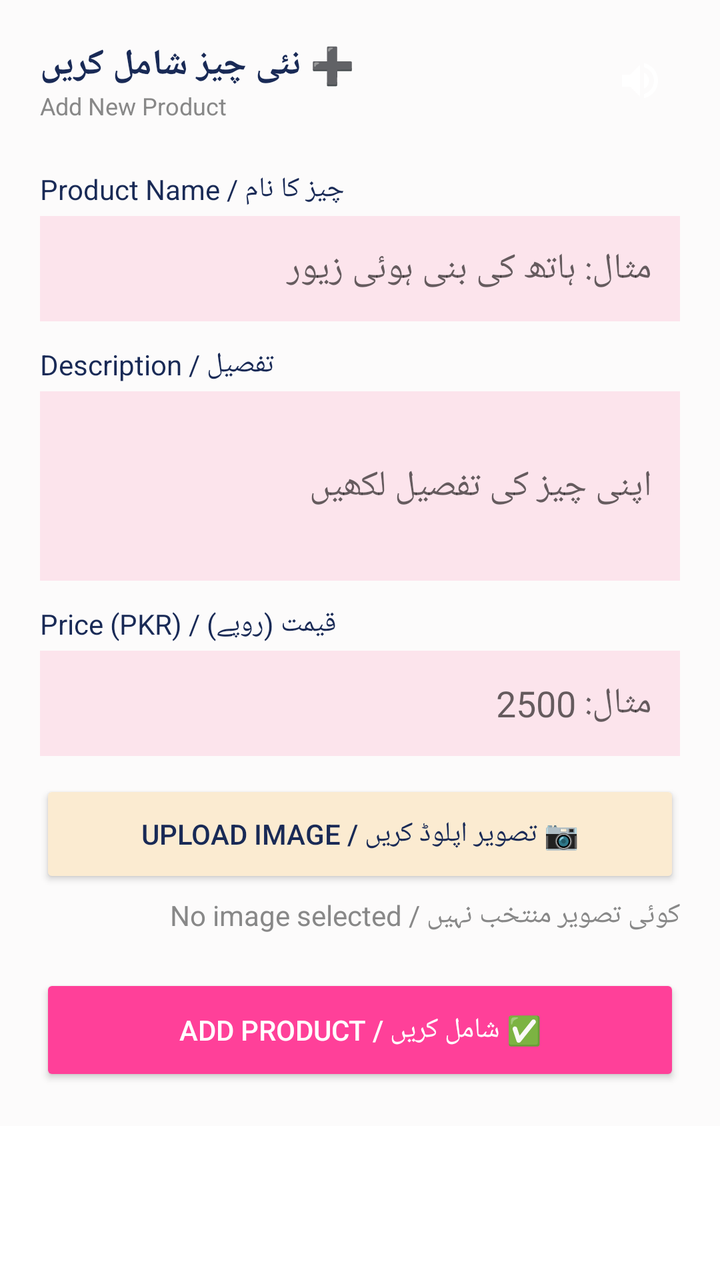
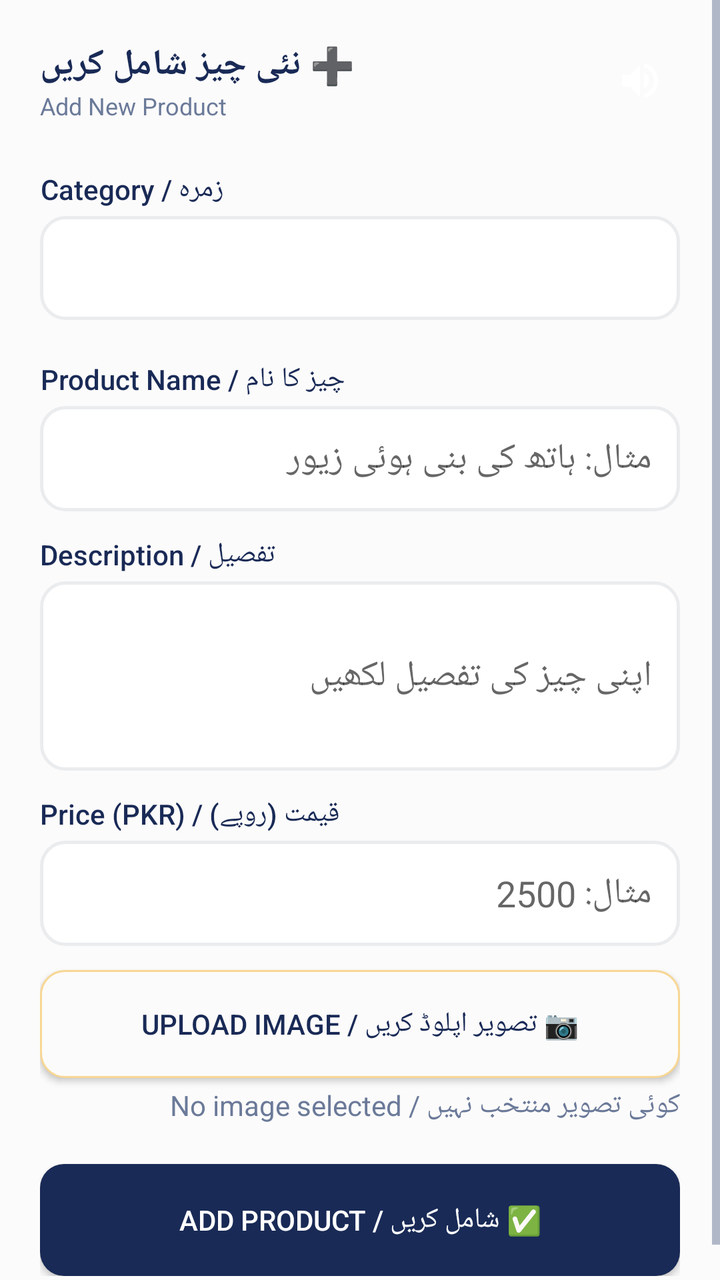

Two renders of the same Android screen: before a commit and after it. Below are the layout's source before the change and the commit's diff.
<!-- AndroidManifest.xml: application theme Theme.SheEmpower -->
<!-- res/layout/activity_add_product.xml -->
<?xml version="1.0" encoding="utf-8"?>
<ScrollView xmlns:android="http://schemas.android.com/apk/res/android"
    android:layout_width="match_parent"
    android:layout_height="match_parent"
    android:background="#FFFFFF">

    <LinearLayout
        android:layout_width="match_parent"
        android:layout_height="wrap_content"
        android:orientation="vertical"
        android:padding="20dp"
        android:background="?android:attr/windowBackground">

        
        
        
        <LinearLayout
            android:layout_width="match_parent"
            android:layout_height="wrap_content"
            android:orientation="horizontal"
            android:gravity="center_vertical"
            android:layout_marginBottom="8dp">

            <LinearLayout
                android:layout_width="0dp"
                android:layout_height="wrap_content"
                android:layout_weight="1"
                android:orientation="vertical">

                <TextView
                    android:layout_width="wrap_content"
                    android:layout_height="wrap_content"
                    android:text="➕ نئی چیز شامل کریں"
                    android:textSize="18sp"
                    android:textStyle="bold"
                    android:textColor="#192A56" />

                <TextView
                    android:layout_width="wrap_content"
                    android:layout_height="wrap_content"
                    android:text="Add New Product"
                    android:textSize="12sp"
                    android:textColor="#888888" />
            </LinearLayout>

            
            <ImageButton
                android:id="@+id/btnSpeaker"
                android:layout_width="40dp"
                android:layout_height="40dp"
                android:src="@drawable/ic_speaker"
                android:background="@android:color/transparent"
                android:scaleType="centerInside" />
        </LinearLayout>

        
        
        
        <TextView
            android:layout_width="wrap_content"
            android:layout_height="wrap_content"
            android:text="چیز کا نام / Product Name"
            android:textColor="#192A56"
            android:layout_marginTop="16dp"
            android:layout_marginBottom="4dp" />

        <com.google.android.material.textfield.TextInputEditText
            android:id="@+id/etProductName"
            android:layout_width="match_parent"
            android:layout_height="wrap_content"
            android:hint="مثال: ہاتھ کی بنی ہوئی زیور"
            android:padding="14dp"
            android:background="#FCE4EC"
            android:layout_marginBottom="12dp" />

        
        
        
        <TextView
            android:layout_width="wrap_content"
            android:layout_height="wrap_content"
            android:text="تفصیل / Description"
            android:textColor="#192A56"
            android:layout_marginBottom="4dp" />

        <com.google.android.material.textfield.TextInputEditText
            android:id="@+id/etDescription"
            android:layout_width="match_parent"
            android:layout_height="wrap_content"
            android:hint="اپنی چیز کی تفصیل لکھیں"
            android:padding="14dp"
            android:background="#FCE4EC"
            android:layout_marginBottom="12dp"
            android:minLines="3" />

        
        
        
        <TextView
            android:layout_width="wrap_content"
            android:layout_height="wrap_content"
            android:text="قیمت (روپے) / Price (PKR)"
            android:textColor="#192A56"
            android:layout_marginBottom="4dp" />

        <com.google.android.material.textfield.TextInputEditText
            android:id="@+id/etPrice"
            android:layout_width="match_parent"
            android:layout_height="wrap_content"
            android:hint="مثال: 2500"
            android:inputType="number"
            android:padding="14dp"
            android:background="#FCE4EC"
            android:layout_marginBottom="12dp" />

        
        
        
        <Button
            android:id="@+id/btnPickImage"
            android:layout_width="match_parent"
            android:layout_height="54dp"
            android:text="📷 تصویر اپلوڈ کریں / Upload Image"
            android:textSize="14sp"
            android:backgroundTint="#FBEBD1"
            android:textColor="#192A56" />

        <TextView
            android:id="@+id/tvImageStatus"
            android:layout_width="match_parent"
            android:layout_height="wrap_content"
            android:text="کوئی تصویر منتخب نہیں / No image selected"
            android:textColor="#888888"
            android:layout_marginTop="4dp"
            android:layout_marginBottom="20dp" />

        
        
        
        <Button
            android:id="@+id/btnSubmit"
            android:layout_width="match_parent"
            android:layout_height="56dp"
            android:text="✅ شامل کریں / Add Product"
            android:textSize="14sp"
            android:backgroundTint="#FF4099"
            android:textColor="#FFFFFF" />

    </LinearLayout>
</ScrollView>
<!-- resources referenced by this layout -->
<resources>
  <!-- drawable ic_speaker (drawable) -->
  <?xml version="1.0" encoding="utf-8"?>
  <vector xmlns:android="http://schemas.android.com/apk/res/android"
      android:width="24dp"
      android:height="24dp"
      android:viewportWidth="24"
      android:viewportHeight="24">
      <path
          android:fillColor="#FFFFFF"
          android:pathData="M3,9v6h4l5,5V4L7,9H3zm13.5,3c0-1.77-1.02-3.29-2.5-4.03v8.05c1.48-0.73,2.5-2.25,2.5-4.02zM14,3.23v2.06c2.89,0.86,5,3.54,5,6.71s-2.11,5.85-5,6.71v2.06c4.01-0.91,7-4.49,7-8.77s-2.99-7.86-7-8.77z"/>
  </vector>
  <style name="Theme.SheEmpower" parent="Theme.AppCompat.Light.NoActionBar">
          <item name="colorPrimary">@color/primary</item>
          <item name="colorPrimaryDark">@color/primary_dark</item>
          <item name="colorAccent">@color/accent</item>
          <item name="android:windowBackground">@color/background</item>
          <item name="android:colorBackground">@color/background</item>
          <item name="android:textColorPrimary">@color/text_primary</item>
          <item name="android:textColorSecondary">@color/text_secondary</item>
          <item name="android:statusBarColor">@color/primary_dark</item>
      </style>
  <color name="primary">#192A56</color>
  <color name="primary_dark">#0F1B3D</color>
  <color name="accent">#F7D794</color>
  <color name="background">#FCFBFB</color>
  <color name="text_primary">#192A56</color>
  <color name="text_secondary">#6B7A99</color>
</resources>

<!-- the commit's change to res/layout/activity_add_product.xml (unified diff, before → after) -->
@@ -2,7 +2,7 @@
 <ScrollView xmlns:android="http://schemas.android.com/apk/res/android"
     android:layout_width="match_parent"
     android:layout_height="match_parent"
-    android:background="#FFFFFF">
+    android:background="@color/background">
 
     <LinearLayout
         android:layout_width="match_parent"
@@ -33,14 +33,14 @@
                     android:text="➕ نئی چیز شامل کریں"
                     android:textSize="18sp"
                     android:textStyle="bold"
-                    android:textColor="#192A56" />
+                    android:textColor="@color/text_primary" />
 
                 <TextView
                     android:layout_width="wrap_content"
                     android:layout_height="wrap_content"
                     android:text="Add New Product"
                     android:textSize="12sp"
-                    android:textColor="#888888" />
+                    android:textColor="@color/text_secondary" />
             </LinearLayout>
 
             
@@ -59,9 +59,31 @@
         <TextView
             android:layout_width="wrap_content"
             android:layout_height="wrap_content"
+            android:text="زمرہ / Category"
+            android:textColor="@color/text_primary"
+            android:fontFamily="sans-serif-medium"
+            android:layout_marginTop="16dp"
+            android:layout_marginBottom="4dp" />
+
+        <Spinner
+            android:id="@+id/spinnerCategory"
+            android:layout_width="match_parent"
+            android:layout_height="52dp"
+            android:background="@drawable/bg_skeu_input"
+            android:paddingStart="10dp"
+            android:paddingEnd="10dp"
+            android:layout_marginBottom="12dp" />
+
+        
+        
+        
+        <TextView
+            android:layout_width="wrap_content"
+            android:layout_height="wrap_content"
             android:text="چیز کا نام / Product Name"
-            android:textColor="#192A56"
-            android:layout_marginTop="16dp"
+            android:textColor="@color/text_primary"
+            android:fontFamily="sans-serif-medium"
+            android:layout_marginTop="8dp"
             android:layout_marginBottom="4dp" />
 
         <com.google.android.material.textfield.TextInputEditText
@@ -70,7 +92,7 @@
             android:layout_height="wrap_content"
             android:hint="مثال: ہاتھ کی بنی ہوئی زیور"
             android:padding="14dp"
-            android:background="#FCE4EC"
+            android:background="@drawable/bg_skeu_input"
             android:layout_marginBottom="12dp" />
 
         
@@ -80,7 +102,8 @@
             android:layout_width="wrap_content"
             android:layout_height="wrap_content"
             android:text="تفصیل / Description"
-            android:textColor="#192A56"
+            android:textColor="@color/text_primary"
+            android:fontFamily="sans-serif-medium"
             android:layout_marginBottom="4dp" />
 
         <com.google.android.material.textfield.TextInputEditText
@@ -89,7 +112,7 @@
             android:layout_height="wrap_content"
             android:hint="اپنی چیز کی تفصیل لکھیں"
             android:padding="14dp"
-            android:background="#FCE4EC"
+            android:background="@drawable/bg_skeu_input"
             android:layout_marginBottom="12dp"
             android:minLines="3" />
 
@@ -100,7 +123,8 @@
             android:layout_width="wrap_content"
             android:layout_height="wrap_content"
             android:text="قیمت (روپے) / Price (PKR)"
-            android:textColor="#192A56"
+            android:textColor="@color/text_primary"
+            android:fontFamily="sans-serif-medium"
             android:layout_marginBottom="4dp" />
 
         <com.google.android.material.textfield.TextInputEditText
@@ -110,7 +134,7 @@
             android:hint="مثال: 2500"
             android:inputType="number"
             android:padding="14dp"
-            android:background="#FCE4EC"
+            android:background="@drawable/bg_skeu_input"
             android:layout_marginBottom="12dp" />
 
         
@@ -122,15 +146,15 @@
             android:layout_height="54dp"
             android:text="📷 تصویر اپلوڈ کریں / Upload Image"
             android:textSize="14sp"
-            android:backgroundTint="#FBEBD1"
-            android:textColor="#192A56" />
+            android:background="@drawable/bg_skeu_button_cream"
+            android:textColor="@color/text_primary" />
 
         <TextView
             android:id="@+id/tvImageStatus"
             android:layout_width="match_parent"
             android:layout_height="wrap_content"
             android:text="کوئی تصویر منتخب نہیں / No image selected"
-            android:textColor="#888888"
+            android:textColor="@color/text_secondary"
             android:layout_marginTop="4dp"
             android:layout_marginBottom="20dp" />
 
@@ -143,7 +167,7 @@
             android:layout_height="56dp"
             android:text="✅ شامل کریں / Add Product"
             android:textSize="14sp"
-            android:backgroundTint="#FF4099"
+            android:background="@drawable/bg_skeu_button_primary"
             android:textColor="#FFFFFF" />
 
     </LinearLayout>
<!-- resource entries referenced after the edit -->
@@ -21,11 +21,39 @@
           <item name="android:textColorSecondary">@color/text_secondary</item>
           <item name="android:statusBarColor">@color/primary_dark</item>
       </style>
+  <color name="pearl_white">#FCFBFB</color>
+  <color name="champagne">#F7D794</color>
+  <color name="midnight_navy">#192A56</color>
+  <color name="white">#FFFFFF</color>
+  <color name="card_border">#EAECEE</color>
   <color name="primary">#192A56</color>
   <color name="primary_dark">#0F1B3D</color>
   <color name="accent">#F7D794</color>
   <color name="background">#FCFBFB</color>
   <color name="text_primary">#192A56</color>
   <color name="text_secondary">#6B7A99</color>
+  <!-- drawable bg_skeu_button_cream (drawable) -->
+  <?xml version="1.0" encoding="utf-8"?>
+  <shape xmlns:android="http://schemas.android.com/apk/res/android"
+      android:shape="rectangle">
+      <solid android:color="@color/pearl_white" />
+      <corners android:radius="12dp" />
+      <stroke android:color="@color/champagne" android:width="1dp" />
+  </shape>
+  <!-- drawable bg_skeu_button_primary (drawable) -->
+  <?xml version="1.0" encoding="utf-8"?>
+  <shape xmlns:android="http://schemas.android.com/apk/res/android"
+      android:shape="rectangle">
+      <solid android:color="@color/midnight_navy" />
+      <corners android:radius="12dp" />
+  </shape>
+  <!-- drawable bg_skeu_input (drawable) -->
+  <?xml version="1.0" encoding="utf-8"?>
+  <shape xmlns:android="http://schemas.android.com/apk/res/android"
+      android:shape="rectangle">
+      <solid android:color="@color/white" />
+      <corners android:radius="12dp" />
+      <stroke android:color="@color/card_border" android:width="1.5dp" />
+  </shape>
 </resources>
 
